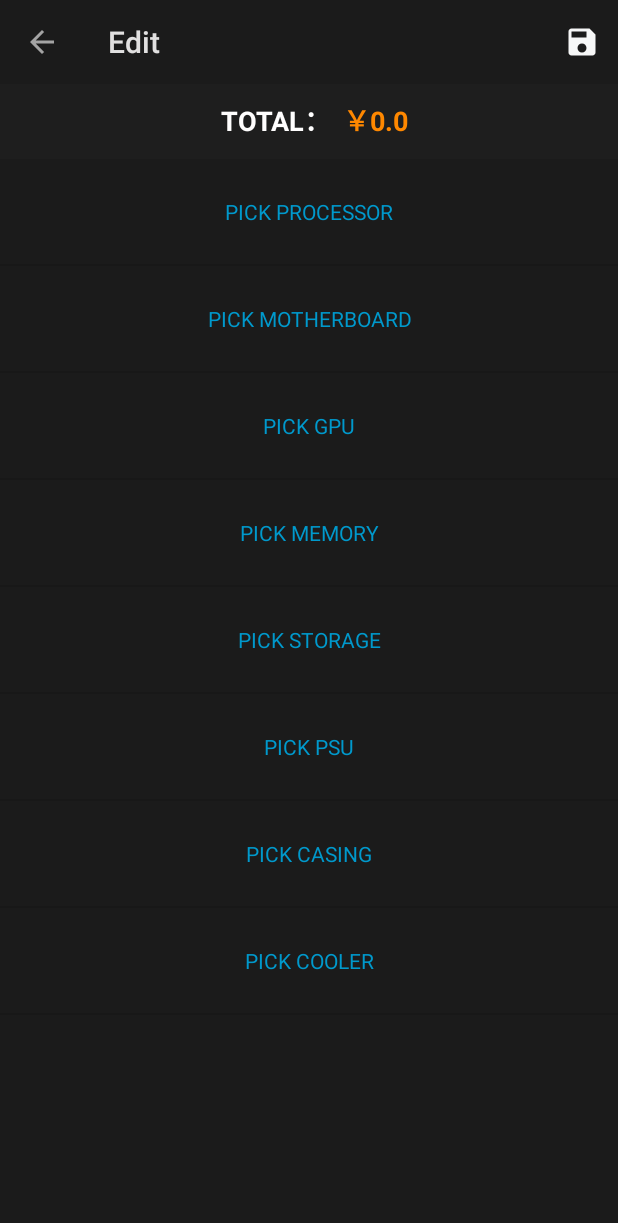
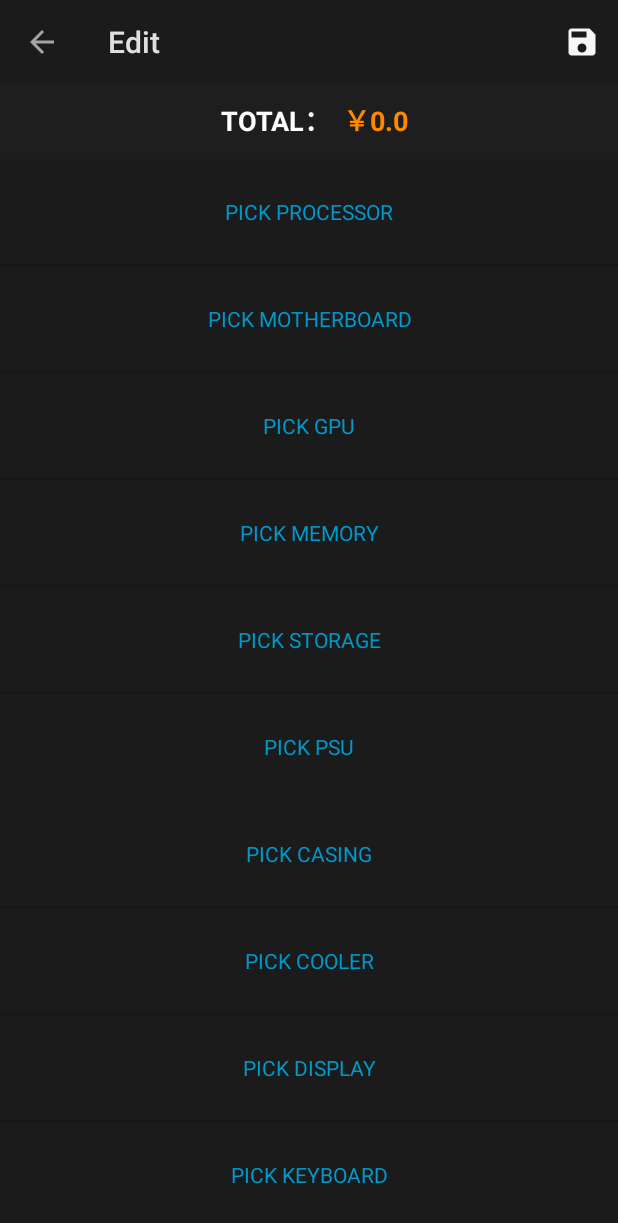
Before and after one commit to P9J7/PC_Builder, an Android app: the DisplayFragment screen opened through its navigation route, after a tap on "EDIT", on a phone screen of 412 x 824 dp. Shown: the top 1223 px of the screen. Run offline under Robolectric (Android 15) with nearby library versions, the phone set to English and light mode, and no system bars; our stand-ins replace Room's generated code; 5 statements that could not run were skipped.

Commit message:
增加了显示器、键盘、鼠标

```diff
--- a/app/src/main/java/com/p9j7/pcbuilder/Adapter/DisplayAdapter.java
+++ b/app/src/main/java/com/p9j7/pcbuilder/Adapter/DisplayAdapter.java
@@ -64,6 +64,9 @@ public class DisplayAdapter extends ListAdapter<Part, DisplayAdapter.DisplayView
         cateToInt.put("psu", 5);
         cateToInt.put("casing", 6);
         cateToInt.put("cooler", 7);
+        cateToInt.put("display", 8);
+        cateToInt.put("keyboard", 9);
+        cateToInt.put("mouse", 10);
     }
 
     @NonNull
--- a/app/src/main/java/com/p9j7/pcbuilder/Data/SchemeViewModel.java
+++ b/app/src/main/java/com/p9j7/pcbuilder/Data/SchemeViewModel.java
@@ -38,7 +38,8 @@ public class SchemeViewModel extends AndroidViewModel {
         schemeRepo = new SchemeRepo(application);
         context = application.getApplicationContext();
         this.mixList = new MutableLiveData<>(Arrays.asList(context.getString(R.string.pick_processor), context.getString(R.string.pick_motherboard), context.getString(R.string.pick_gpu),
-                context.getString(R.string.pick_mem), context.getString(R.string.pick_storage), context.getString(R.string.pick_psu), context.getString(R.string.pick_casing), context.getString(R.string.pick_cooler)));
+                context.getString(R.string.pick_mem), context.getString(R.string.pick_storage), context.getString(R.string.pick_psu), context.getString(R.string.pick_casing), context.getString(R.string.pick_cooler),
+                context.getString(R.string.pick_display), context.getString(R.string.pick_keyboard), context.getString(R.string.pick_mouse)));
         // 这里必须new，否则引用的是同一个地址
 //        this.defaultPickTexts = Arrays.asList(context.getString(R.string.pick_processor), context.getString(R.string.pick_motherboard), context.getString(R.string.pick_gpu),
 //                context.getString(R.string.pick_mem), context.getString(R.string.pick_storage), context.getString(R.string.pick_psu), context.getString(R.string.pick_casing), context.getString(R.string.pick_cooler));
@@ -52,6 +53,9 @@ public class SchemeViewModel extends AndroidViewModel {
         intToCategory.put(5, "psu");
         intToCategory.put(6, "casing");
         intToCategory.put(7, "cooler");
+        intToCategory.put(8, "display");
+        intToCategory.put(9, "keyboard");
+        intToCategory.put(10, "mouse");
         this.quickVisible = View.GONE;
         this.isEdit = false;
     }
@@ -82,7 +86,8 @@ public class SchemeViewModel extends AndroidViewModel {
 
     public List<Object> getDefaultPickTexts() {
         return Arrays.asList(context.getString(R.string.pick_processor), context.getString(R.string.pick_motherboard), context.getString(R.string.pick_gpu),
-                context.getString(R.string.pick_mem), context.getString(R.string.pick_storage), context.getString(R.string.pick_psu), context.getString(R.string.pick_casing), context.getString(R.string.pick_cooler));
+                context.getString(R.string.pick_mem), context.getString(R.string.pick_storage), context.getString(R.string.pick_psu), context.getString(R.string.pick_casing), context.getString(R.string.pick_cooler),
+                context.getString(R.string.pick_display), context.getString(R.string.pick_keyboard), context.getString(R.string.pick_mouse));
 //        return defaultPickTexts;
     }
 
--- a/app/src/main/res/values/strings.xml
+++ b/app/src/main/res/values/strings.xml
@@ -50,4 +50,7 @@
     <string name="havacopyed">Please paste to share</string>
     <string name="PCBuilderShare">PC Builder Share</string>
     <string name="havesaved">image saved in picture</string>
+    <string name="pick_display">PICK DISPLAY</string>
+    <string name="pick_keyboard">PICK KEYBOARD</string>
+    <string name="pick_mouse">PICK MOUSE</string>
 </resources>
```
Also changed, not shown: 1 other file.
